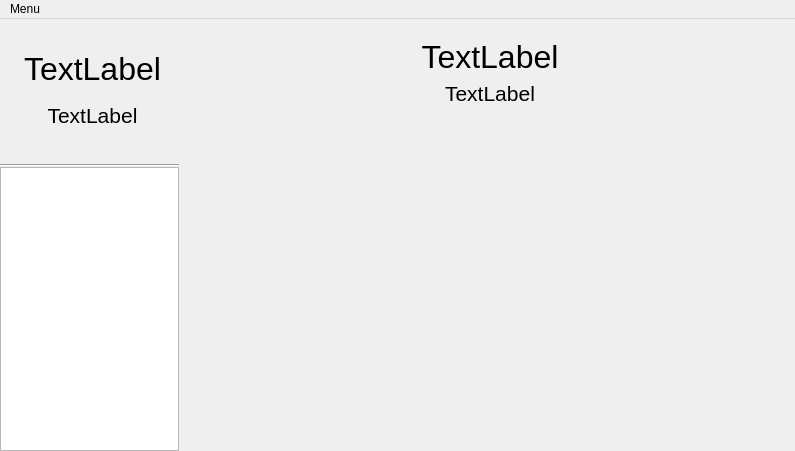
Old version of the form mainwindow.ui in the repository community-ssu/clock-ui.
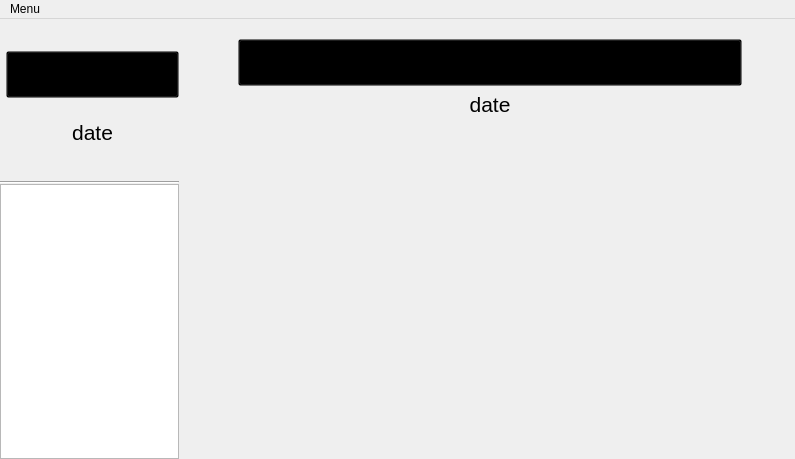
New version of the form. Custom widgets are drawn as their Qt base class.

Commit message: * more meaningfull variable names in code * few minor bugfixed * time no adjustable by tapping in timeA

What changed in the file:
```diff
--- a/mainwindow.ui
+++ b/mainwindow.ui
@@ -7,7 +7,7 @@
     <x>0</x>
     <y>0</y>
     <width>795</width>
-    <height>451</height>
+    <height>459</height>
    </rect>
   </property>
   <property name="windowTitle">
@@ -30,8 +30,8 @@
        <property name="topMargin">
         <number>20</number>
        </property>
-       <item row="3" column="2">
-        <widget class="AlarmButton" name="pushButton" native="true">
+       <item row="4" column="2">
+        <widget class="AlarmButton" name="Alarm_pushButton" native="true">
          <property name="minimumSize">
           <size>
            <width>164</width>
@@ -49,8 +49,8 @@
          </property>
         </widget>
        </item>
-       <item row="3" column="3">
-        <widget class="AlarmButton" name="pushButton_2" native="true">
+       <item row="4" column="3">
+        <widget class="AlarmButton" name="wrldClk_pushButton" native="true">
          <property name="minimumSize">
           <size>
            <width>164</width>
@@ -68,26 +68,8 @@
          </property>
         </widget>
        </item>
-       <item row="0" column="1" colspan="3">
-        <widget class="QLabel" name="hour">
-         <property name="font">
-          <font>
-           <pointsize>24</pointsize>
-          </font>
-         </property>
-         <property name="styleSheet">
-          <string notr="true"/>
-         </property>
-         <property name="text">
-          <string>TextLabel</string>
-         </property>
-         <property name="alignment">
-          <set>Qt::AlignCenter</set>
-         </property>
-        </widget>
-       </item>
-       <item row="1" column="1" colspan="3">
-        <widget class="QLabel" name="date">
+       <item row="2" column="1" colspan="3">
+        <widget class="QLabel" name="date_landscape">
          <property name="font">
           <font>
            <pointsize>16</pointsize>
@@ -97,7 +79,7 @@
           <string notr="true"/>
          </property>
          <property name="text">
-          <string>TextLabel</string>
+          <string>date</string>
          </property>
          <property name="alignment">
           <set>Qt::AlignCenter</set>
@@ -159,13 +141,7 @@
         </widget>
        </item>
        <item row="6" column="2">
-        <widget class="QLabel" name="label_4">
-         <property name="maximumSize">
-          <size>
-           <width>16777215</width>
-           <height>16777215</height>
-          </size>
-         </property>
+        <widget class="QLabel" name="Alarms">
          <property name="font">
           <font>
            <pointsize>14</pointsize>
@@ -224,23 +200,89 @@
          </property>
         </widget>
        </item>
-       <item row="4" column="2">
-        <spacer name="verticalSpacer">
-         <property name="orientation">
-          <enum>Qt::Vertical</enum>
-         </property>
-         <property name="sizeType">
-          <enum>QSizePolicy::Fixed</enum>
-         </property>
-         <property name="sizeHint" stdset="0">
+       <item row="7" column="2">
+        <widget class="QLabel" name="nextAlarm">
+         <property name="maximumSize">
           <size>
-           <width>20</width>
-           <height>10</height>
+           <width>16777215</width>
+           <height>16777215</height>
           </size>
          </property>
-        </spacer>
+         <property name="font">
+          <font>
+           <pointsize>14</pointsize>
+          </font>
+         </property>
+         <property name="styleSheet">
+          <string notr="true"/>
+         </property>
+         <property name="text">
+          <string/>
+         </property>
+         <property name="alignment">
+          <set>Qt::AlignCenter</set>
+         </property>
+        </widget>
        </item>
        <item row="8" column="2">
+        <widget class="QLabel" name="alarmDay">
+         <property name="maximumSize">
+          <size>
+           <width>16777215</width>
+           <height>16777215</height>
+          </size>
+         </property>
+         <property name="font">
+          <font>
+           <pointsize>14</pointsize>
+          </font>
+         </property>
+         <property name="styleSheet">
+          <string notr="true"/>
+         </property>
+         <property name="text">
+          <string/>
+         </property>
+         <property name="alignment">
+          <set>Qt::AlignCenter</set>
+         </property>
+        </widget>
+       </item>
+       <item row="7" column="3">
+        <widget class="QLabel" name="timeZone">
+         <property name="font">
+          <font>
+           <pointsize>14</pointsize>
+          </font>
+         </property>
+         <property name="styleSheet">
+          <string notr="true"/>
+         </property>
+         <property name="text">
+          <string/>
+         </property>
+         <property name="alignment">
+          <set>Qt::AlignCenter</set>
+         </property>
+        </widget>
+       </item>
+       <item row="5" column="2">
+        <spacer name="verticalSpacer">
+         <property name="orientation">
+          <enum>Qt::Vertical</enum>
+         </property>
+         <property name="sizeType">
+          <enum>QSizePolicy::Fixed</enum>
+         </property>
+         <property name="sizeHint" stdset="0">
+          <size>
+           <width>20</width>
+           <height>10</height>
+          </size>
+         </property>
+        </spacer>
+       </item>
+       <item row="9" column="2">
         <spacer name="verticalSpacer_5">
          <property name="orientation">
           <enum>Qt::Vertical</enum>
@@ -253,8 +295,8 @@
          </property>
         </spacer>
        </item>
-       <item row="3" column="1">
-        <widget class="AlarmButton" name="pushButton_3" native="true">
+       <item row="4" column="1">
+        <widget class="AlarmButton" name="nwAlarm_pushButton" native="true">
          <property name="minimumSize">
           <size>
            <width>164</width>
@@ -272,7 +314,7 @@
          </property>
         </widget>
        </item>
-       <item row="2" column="1" colspan="3">
+       <item row="3" column="1" colspan="3">
         <spacer name="verticalSpacer_2">
          <property name="orientation">
           <enum>Qt::Vertical</enum>
@@ -288,7 +330,7 @@
          </property>
         </spacer>
        </item>
-       <item row="3" column="0">
+       <item row="4" column="0">
         <spacer name="verticalSpacer_6">
          <property name="orientation">
           <enum>Qt::Vertical</enum>
@@ -301,7 +343,7 @@
          </property>
         </spacer>
        </item>
-       <item row="3" column="4">
+       <item row="4" column="4">
         <spacer name="verticalSpacer_7">
          <property name="orientation">
           <enum>Qt::Vertical</enum>
@@ -314,6 +356,31 @@
          </property>
         </spacer>
        </item>
+       <item row="1" column="1" colspan="3">
+        <widget class="QPushButton" name="timeButton_landscape">
+         <property name="sizePolicy">
+          <sizepolicy hsizetype="Preferred" vsizetype="Preferred">
+           <horstretch>0</horstretch>
+           <verstretch>0</verstretch>
+          </sizepolicy>
+         </property>
+         <property name="font">
+          <font>
+           <family>Bitstream Charter</family>
+           <pointsize>24</pointsize>
+          </font>
+         </property>
+         <property name="focusPolicy">
+          <enum>Qt::NoFocus</enum>
+         </property>
+         <property name="styleSheet">
+          <string notr="true">QPushButton{background: transparent;}</string>
+         </property>
+         <property name="text">
+          <string>Time</string>
+         </property>
+        </widget>
+       </item>
       </layout>
      </widget>
     </item>
@@ -375,25 +442,7 @@
           <property name="bottomMargin">
            <number>0</number>
           </property>
-          <item row="0" column="1">
-           <widget class="QLabel" name="hour_2">
-            <property name="font">
-             <font>
-              <pointsize>24</pointsize>
-             </font>
-            </property>
-            <property name="styleSheet">
-             <string notr="true"/>
-            </property>
-            <property name="text">
-             <string>TextLabel</string>
-            </property>
-            <property name="alignment">
-             <set>Qt::AlignCenter</set>
-            </property>
-           </widget>
-          </item>
-          <item row="1" column="1">
+          <item row="2" column="1">
            <spacer name="verticalSpacer_3">
             <property name="orientation">
              <enum>Qt::Vertical</enum>
@@ -409,25 +458,25 @@
             </property>
            </spacer>
           </item>
-          <item row="2" column="1">
-           <widget class="QLabel" name="date_2">
-            <property name="font">
-             <font>
-              <pointsize>16</pointsize>
-             </font>
-            </property>
-            <property name="styleSheet">
-             <string notr="true"/>
-            </property>
-            <property name="text">
-             <string>TextLabel</string>
-            </property>
-            <property name="alignment">
-             <set>Qt::AlignCenter</set>
-            </property>
-           </widget>
-          </item>
           <item row="3" column="1">
+           <widget class="QLabel" name="date_portrait">
+            <property name="font">
+             <font>
+              <pointsize>16</pointsize>
+             </font>
+            </property>
+            <property name="styleSheet">
+             <string notr="true"/>
+            </property>
+            <property name="text">
+             <string>date</string>
+            </property>
+            <property name="alignment">
+             <set>Qt::AlignCenter</set>
+            </property>
+           </widget>
+          </item>
+          <item row="4" column="1">
            <spacer name="verticalSpacer_4">
             <property name="orientation">
              <enum>Qt::Vertical</enum>
@@ -443,7 +492,7 @@
             </property>
            </spacer>
           </item>
-          <item row="4" column="0" colspan="2">
+          <item row="5" column="0" colspan="2">
            <widget class="Line" name="line">
             <property name="orientation">
              <enum>Qt::Horizontal</enum>
@@ -472,6 +521,31 @@
             </property>
            </widget>
           </item>
+          <item row="0" column="1">
+           <widget class="QPushButton" name="timeButton_portrait">
+            <property name="sizePolicy">
+             <sizepolicy hsizetype="Preferred" vsizetype="Preferred">
+              <horstretch>0</horstretch>
+              <verstretch>0</verstretch>
+             </sizepolicy>
+            </property>
+            <property name="font">
+             <font>
+              <family>Bitstream Charter</family>
+              <pointsize>24</pointsize>
+             </font>
+            </property>
+            <property name="focusPolicy">
+             <enum>Qt::NoFocus</enum>
+            </property>
+            <property name="styleSheet">
+             <string notr="true">QPushButton{background: transparent;}</string>
+            </property>
+            <property name="text">
+             <string>Time</string>
+            </property>
+           </widget>
+          </item>
          </layout>
         </widget>
        </item>
```
Left out of the diff: 72 changed lines with no effect on the pictures. The commit also changes 24 other files.
